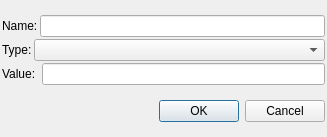
break11/AutoStorage, file Lib/Net/Obj_Prop_Create_Dialog.ui: the form before one commit.
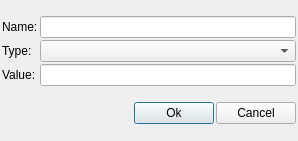
The form after the commit.

Commit message: поиск ошибки проявляющейся только на одном компе - Алекс Н. - падение при старте программы из-за окна создания свойств и объектов

The edit to the form file:
```diff
--- a/Lib/Net/Obj_Prop_Create_Dialog.ui
+++ b/Lib/Net/Obj_Prop_Create_Dialog.ui
@@ -6,14 +6,14 @@
    <rect>
     <x>0</x>
     <y>0</y>
-    <width>327</width>
-    <height>137</height>
+    <width>298</width>
+    <height>141</height>
    </rect>
   </property>
   <property name="windowTitle">
    <string>Select Name and Type</string>
   </property>
-  <layout class="QVBoxLayout" name="verticalLayout">
+  <layout class="QVBoxLayout" name="verticalLayout_3">
    <property name="spacing">
     <number>2</number>
    </property>
@@ -30,8 +30,10 @@
     <number>2</number>
    </property>
    <item>
-    <layout class="QGridLayout" name="gridLayout">
-     <item row="0" column="0" colspan="2">
+    <layout class="QHBoxLayout" name="horizontalLayout">
+     <item>
+      <layout class="QVBoxLayout" name="verticalLayout_2">
+       <item>
       <widget class="QLabel" name="lbName">
        <property name="sizePolicy">
         <sizepolicy hsizetype="Maximum" vsizetype="Preferred">
@@ -44,10 +46,7 @@
        </property>
       </widget>
      </item>
-     <item row="0" column="2" colspan="2">
-      <widget class="QLineEdit" name="leName"/>
-     </item>
-     <item row="1" column="0">
+       <item>
       <widget class="QLabel" name="lbType">
        <property name="sizePolicy">
         <sizepolicy hsizetype="Maximum" vsizetype="Preferred">
@@ -60,36 +59,73 @@
        </property>
       </widget>
      </item>
-     <item row="1" column="1" colspan="3">
-      <widget class="QComboBox" name="cbType"/>
-     </item>
-     <item row="2" column="0" colspan="3">
+       <item>
       <widget class="QLabel" name="lbValue">
+         <property name="sizePolicy">
+          <sizepolicy hsizetype="Maximum" vsizetype="Preferred">
+           <horstretch>0</horstretch>
+           <verstretch>0</verstretch>
+          </sizepolicy>
+         </property>
        <property name="text">
         <string>Value:</string>
        </property>
       </widget>
      </item>
-     <item row="2" column="3">
+      </layout>
+     </item>
+     <item>
+      <layout class="QVBoxLayout" name="verticalLayout">
+       <item>
+        <widget class="QLineEdit" name="leName"/>
+       </item>
+       <item>
+        <widget class="QComboBox" name="cbType">
+         <property name="sizePolicy">
+          <sizepolicy hsizetype="Preferred" vsizetype="Fixed">
+           <horstretch>0</horstretch>
+           <verstretch>0</verstretch>
+          </sizepolicy>
+         </property>
+        </widget>
+       </item>
+       <item>
       <widget class="QLineEdit" name="edValue"/>
      </item>
     </layout>
    </item>
+    </layout>
+   </item>
    <item>
-    <widget class="QDialogButtonBox" name="buttonBox">
-     <property name="layoutDirection">
-      <enum>Qt::LeftToRight</enum>
-     </property>
+    <layout class="QHBoxLayout" name="horizontalLayout_2">
+     <item>
+      <spacer name="horizontalSpacer">
      <property name="orientation">
       <enum>Qt::Horizontal</enum>
      </property>
-     <property name="standardButtons">
-      <set>QDialogButtonBox::Cancel|QDialogButtonBox::Ok</set>
-     </property>
-     <property name="centerButtons">
-      <bool>false</bool>
-     </property>
-    </widget>
+       <property name="sizeHint" stdset="0">
+        <size>
+         <width>40</width>
+         <height>20</height>
+        </size>
+       </property>
+      </spacer>
+     </item>
+     <item>
+      <widget class="QPushButton" name="btnOk">
+       <property name="text">
+        <string>Ok</string>
+       </property>
+      </widget>
+     </item>
+     <item>
+      <widget class="QPushButton" name="btnCancel">
+       <property name="text">
+        <string>Cancel</string>
+       </property>
+      </widget>
+     </item>
+    </layout>
    </item>
   </layout>
  </widget>
```
Left out of the diff: 35 changed lines with no effect on the pictures. Lines whose indentation alone changed are shown as unchanged. The commit also changes 2 other files.
